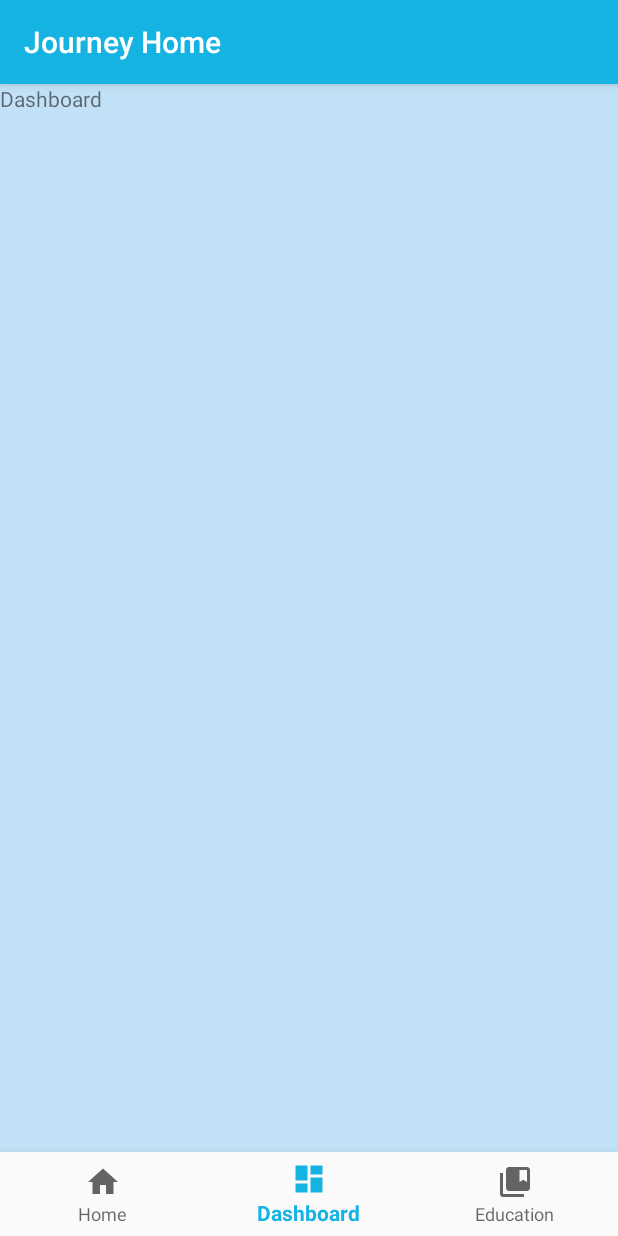
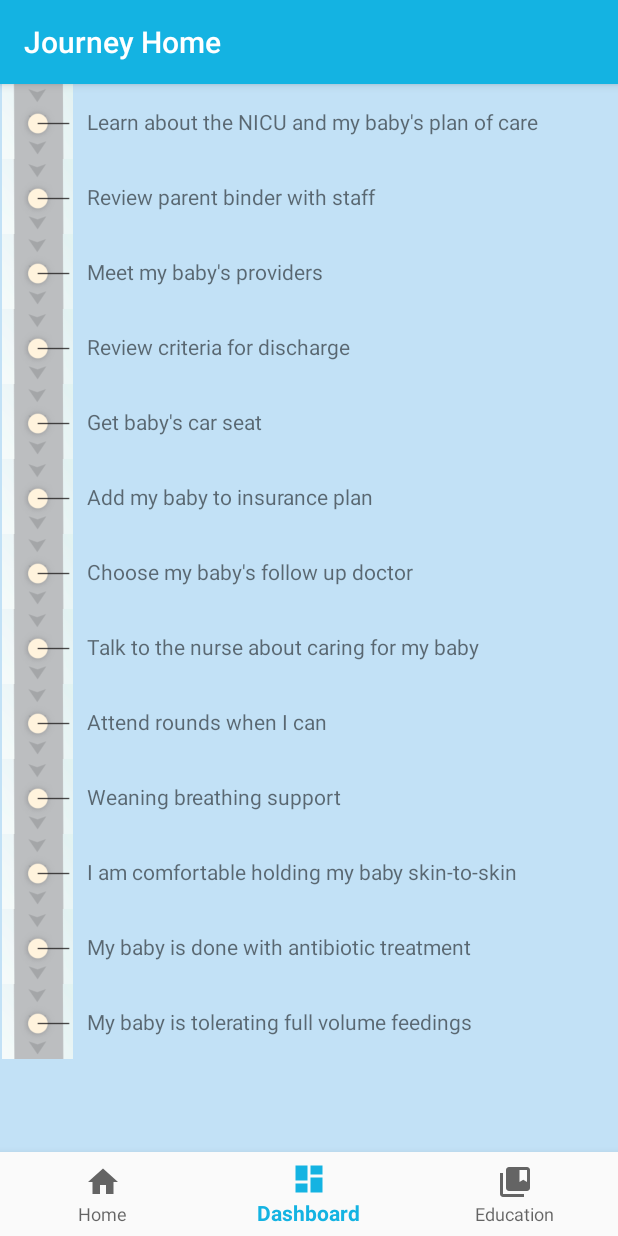
Before and after one commit to DawnVisions/JourneyHome, an Android app: the screen it shows after launch (MainActivity), item 2 of the bottom bar chosen, on a phone screen of 412 x 824 dp. Run offline under Robolectric (Android 15) with nearby library versions, the phone set to English and light mode, and no system bars.

Commit message:
Implemented recycler view on dashboard with static tasks taken from TaskSource

```diff
--- a/app/src/main/java/com/dawnvisions/journeyhome/Dashboard.java
+++ b/app/src/main/java/com/dawnvisions/journeyhome/Dashboard.java
@@ -1,13 +1,14 @@
 package com.dawnvisions.journeyhome;
 
-import android.content.Context;
-import android.net.Uri;
         import android.os.Bundle;
         import android.support.annotation.NonNull;
+        import android.support.annotation.Nullable;
         import android.support.v4.app.Fragment;
+        import android.support.v7.widget.RecyclerView;
         import android.view.LayoutInflater;
         import android.view.View;
         import android.view.ViewGroup;
+        import database.TaskSource;
 
 
 public class Dashboard extends Fragment
@@ -31,4 +32,14 @@ public class Dashboard extends Fragment
         return inflater.inflate(R.layout.fragment_dashboard, container, false);
     }
 
+    @Override
+    public void onViewCreated(@NonNull View view, @Nullable Bundle savedInstanceState)
+    {
+        super.onViewCreated(view, savedInstanceState);
+
+        //Fill recycler view with tasks
+        TaskViewAdapter adapter = new TaskViewAdapter(view.getContext(), TaskSource.tasks);
+        RecyclerView recyclerView = view.findViewById(R.id.dashboard_recycler);
+        recyclerView.setAdapter(adapter);
     }
+}
--- /dev/null
+++ b/app/src/main/java/com/dawnvisions/journeyhome/Task.java
@@ -0,0 +1,26 @@
+package com.dawnvisions.journeyhome;
+
+public class Task
+{
+    Integer taskNumber;
+    String instruction;
+    boolean completed;
+
+    //If item can be clicked to open up a new activity with more information
+    private boolean moreContent;
+
+    public Task(Integer taskNumber, String instruction, boolean moreContent)
+    {
+        this.taskNumber = taskNumber;
+        this.instruction = instruction;
+        this.completed = false;
+        this.moreContent = moreContent;
+    }
+
+    private boolean changeCompleted()
+    {
+        completed = !completed;
+        return completed;
+    }
+
+}
--- /dev/null
+++ b/app/src/main/java/com/dawnvisions/journeyhome/TaskViewAdapter.java
@@ -0,0 +1,70 @@
+package com.dawnvisions.journeyhome;
+
+import android.content.Context;
+import android.support.annotation.NonNull;
+import android.support.v7.widget.RecyclerView;
+import android.view.LayoutInflater;
+import android.view.View;
+import android.view.ViewGroup;
+import android.widget.ImageView;
+import android.widget.TextView;
+
+import java.util.List;
+
+
+public class TaskViewAdapter extends RecyclerView.Adapter<TaskViewAdapter.ViewHolder>
+{
+
+    private List<Task> tasks;
+    private Context mContext;
+
+    public TaskViewAdapter(Context context, List<Task> objects)
+    {
+        tasks = objects;
+        mContext = context;
+    }
+
+    @NonNull
+    @Override
+    public TaskViewAdapter.ViewHolder onCreateViewHolder(ViewGroup parent, int viewType)
+    {
+        LayoutInflater inflater = LayoutInflater.from(mContext);
+        View itemView = inflater.inflate(R.layout.task_list_view, parent, false);
+        ViewHolder viewHolder = new ViewHolder(itemView);
+        return viewHolder;
+    }
+
+    @Override
+    public void onBindViewHolder(TaskViewAdapter.ViewHolder holder, int position)
+    {
+        Task item = tasks.get(position);
+        if(item.completed)
+        {
+            holder.imageView.setImageResource(R.drawable.ic_completed_task);
+        }
+        else
+        {
+            holder.imageView.setImageResource(R.drawable.ic_task);
+        }
+        holder.descriptionTv.setText(item.instruction);
+    }
+
+    @Override
+    public int getItemCount()
+    {
+        return tasks.size();
+    }
+
+    public static class ViewHolder extends RecyclerView.ViewHolder
+    {
+        public ImageView imageView;
+        public TextView descriptionTv;
+        public ViewHolder(View itemView) {
+            super(itemView);
+
+            imageView = itemView.findViewById(R.id.task_list_image);
+            descriptionTv = itemView.findViewById(R.id.task_description);
+        }
+    }
+
+}
--- /dev/null
+++ b/app/src/main/java/database/TaskSource.java
@@ -0,0 +1,29 @@
+package database;
+
+import com.dawnvisions.journeyhome.Task;
+
+import java.util.ArrayList;
+
+public class TaskSource
+{
+
+    public static ArrayList<Task> tasks;
+
+    static
+    {
+        tasks = new ArrayList<Task>();
+        tasks.add(new Task(0, "Learn about the NICU and my baby's plan of care", true));
+        tasks.add(new Task(1, "Review parent binder with staff", false));
+        tasks.add(new Task(2, "Meet my baby's providers", true));
+        tasks.add(new Task(3, "Review criteria for discharge", true));
+        tasks.add(new Task(4, "Get baby's car seat", true));
+        tasks.add(new Task(5, "Add my baby to insurance plan", true));
+        tasks.add(new Task(6, "Choose my baby's follow up doctor", true));
+        tasks.add(new Task(7, "Talk to the nurse about caring for my baby", false));
+        tasks.add(new Task(8, "Attend rounds when I can", false));
+        tasks.add(new Task(9, "Weaning breathing support", false));
+        tasks.add(new Task(10, "I am comfortable holding my baby skin-to-skin", true));
+        tasks.add(new Task(11, "My baby is done with antibiotic treatment", false));
+        tasks.add(new Task(12, "My baby is tolerating full volume feedings", true));
+    }
+}
--- a/app/src/main/res/drawable/ic_notifications_black_24dp.xml
+++ /dev/null
@@ -1,9 +0,0 @@
-<vector xmlns:android="http://schemas.android.com/apk/res/android"
-    android:width="24dp"
-    android:height="24dp"
-    android:viewportWidth="24.0"
-    android:viewportHeight="24.0">
-    <path
-        android:fillColor="#FF000000"
-        android:pathData="M12,22c1.1,0 2,-0.9 2,-2h-4c0,1.1 0.89,2 2,2zM18,16v-5c0,-3.07 -1.64,-5.64 -4.5,-6.32L13.5,4c0,-0.83 -0.67,-1.5 -1.5,-1.5s-1.5,0.67 -1.5,1.5v0.68C7.63,5.36 6,7.92 6,11v5l-2,2v1h16v-1l-2,-2z" />
-</vector>
--- a/app/src/main/res/layout/fragment_dashboard.xml
+++ b/app/src/main/res/layout/fragment_dashboard.xml
@@ -3,11 +3,13 @@
     xmlns:tools="http://schemas.android.com/tools"
     android:layout_width="match_parent"
     android:layout_height="match_parent"
+    xmlns:app="http://schemas.android.com/apk/res-auto"
     tools:context=".Dashboard">
 
-    <TextView
+    <android.support.v7.widget.RecyclerView
+        android:id="@+id/dashboard_recycler"
+        app:layoutManager="android.support.v7.widget.LinearLayoutManager"
         android:layout_width="match_parent"
-        android:layout_height="match_parent"
-        android:text="Dashboard" />
+        android:layout_height="match_parent" />
 
 </FrameLayout>
--- /dev/null
+++ b/app/src/main/res/layout/task_list_view.xml
@@ -0,0 +1,32 @@
+<?xml version="1.0" encoding="utf-8"?>
+<android.support.constraint.ConstraintLayout xmlns:android="http://schemas.android.com/apk/res/android"
+    xmlns:app="http://schemas.android.com/apk/res-auto"
+    android:layout_width="match_parent"
+    android:layout_height="wrap_content">
+
+    <LinearLayout
+        android:layout_width="match_parent"
+        android:layout_height="wrap_content"
+        android:orientation="horizontal">
+
+        <ImageView
+            android:id="@+id/task_list_image"
+            android:layout_width="100dp"
+            android:layout_height="50dp"
+            android:layout_weight="1"
+            android:clickable="true"
+            android:contentDescription="@string/task_on_pathway"
+            android:focusable="true"
+            app:srcCompat="@drawable/ic_task" />
+
+        <TextView
+            android:id="@+id/task_description"
+            android:layout_width="match_parent"
+            android:layout_height="match_parent"
+            android:layout_weight="1"
+            android:gravity="center_vertical"
+            android:paddingLeft="8dp"
+            android:paddingRight="8dp"
+            android:text="Sample task description" />
+    </LinearLayout>
+</android.support.constraint.ConstraintLayout>
--- a/app/src/main/res/values/strings.xml
+++ b/app/src/main/res/values/strings.xml
@@ -3,5 +3,6 @@
     <string name="title_home">Home</string>
     <string name="title_dashboard">Dashboard</string>
     <string name="education">Education</string>
+    <string name="task_on_pathway">Task on pathway</string>
 
 </resources>
```
Also changed, not shown: app/src/main/res/drawable/ic_completed_task.png (added), app/src/main/res/drawable/ic_task.png (added). Lines whose indentation alone changed are shown as unchanged.
